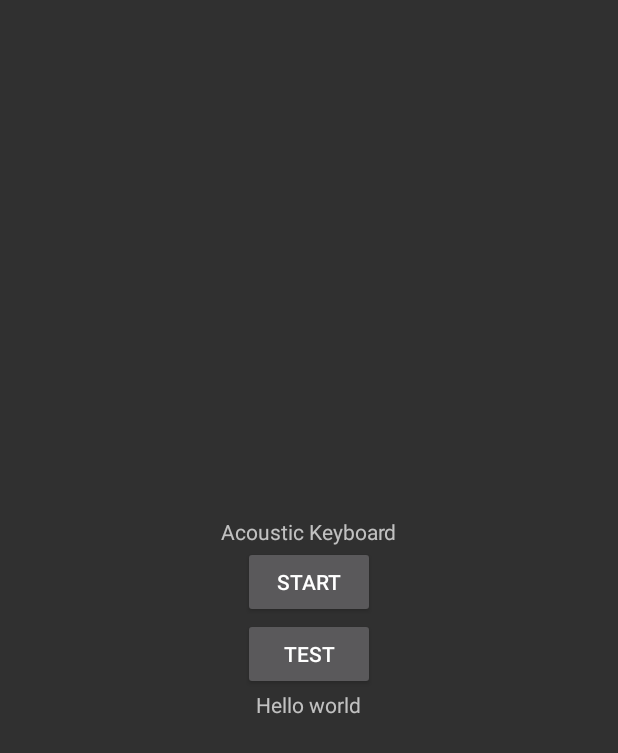
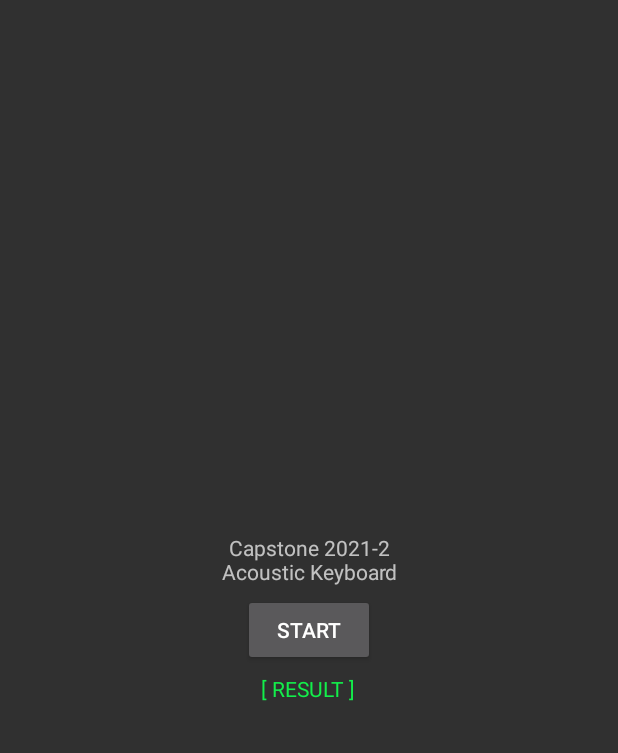
Before and after one commit to Capstone-1-2021-2/AcouKey-WearOS, an Android app: the screen it shows after launch (MainActivity), on a phone screen of 412 x 824 dp. Shown: the top 753 px of the screen. Run offline under Robolectric (Android 15) with nearby library versions, the phone set to English and light mode, and no system bars; libraries missing offline, so code that uses them is left out: com.github.squti.androidwaverecorder, io.wavebeans.lib, org.tensorflow.lite; plain views replace BoxInsetLayout; 6 statements that could not run were skipped.

Commit message:
Change App UI (December)

```diff
--- a/AcouKey/app/src/main/java/com/example/acoukey/MainActivity.kt
+++ b/AcouKey/app/src/main/java/com/example/acoukey/MainActivity.kt
@@ -192,18 +192,18 @@ class MainActivity : AppCompatActivity() {
 //            Log.d(LOG_TAG, "mStartRecording=" + mStartRecording)
         }
 
-        var mStartPlaying = true
-
-        val testButton: Button = findViewById(R.id.test_button)
-        testButton.setOnClickListener {
-            onPlay(mStartPlaying)
-            testButton.text = when (mStartPlaying) {
-                true -> "Stop"
-                false -> "Test"
-            }
-            mStartPlaying = !mStartPlaying
-//            Log.d(LOG_TAG, "mStartPlaying=" + mStartPlaying)
-        }
+//        var mStartPlaying = true
+//
+//        val testButton: Button = findViewById(R.id.test_button)
+//        testButton.setOnClickListener {
+//            onPlay(mStartPlaying)
+//            testButton.text = when (mStartPlaying) {
+//                true -> "Stop"
+//                false -> "Test"
+//            }
+//            mStartPlaying = !mStartPlaying
+////            Log.d(LOG_TAG, "mStartPlaying=" + mStartPlaying)
+//        }
     }
 
     override fun onStop() {
--- a/AcouKey/app/src/main/res/layout/activity_main.xml
+++ b/AcouKey/app/src/main/res/layout/activity_main.xml
@@ -12,7 +12,7 @@
     <LinearLayout
         android:layout_width="match_parent"
         android:layout_height="match_parent"
-        android:padding="5dp"
+        android:padding="10dp"
         android:orientation="vertical"
         android:gravity="center"
         app:layout_boxedEdges="all">
@@ -21,23 +21,28 @@
             android:id="@+id/title"
             android:layout_width="wrap_content"
             android:layout_height="wrap_content"
-            android:text="Acoustic Keyboard" />
+            android:text="Capstone 2021-2\nAcoustic Keyboard"
+            android:gravity="center"
+            android:textSize="14sp"/>
 
         <Button android:id="@+id/record_button"
             android:layout_width="wrap_content"
             android:layout_height="wrap_content"
+            android:layout_margin="5dp"
             android:text="Start"/>
 
-        <Button android:id="@+id/test_button"
-            android:layout_width="wrap_content"
-            android:layout_height="wrap_content"
-            android:text="Test"/>
+<!--        <Button android:id="@+id/test_button"-->
+<!--            android:layout_width="wrap_content"-->
+<!--            android:layout_height="wrap_content"-->
+<!--            android:text="Test"/>-->
 
         <TextView
             android:id="@+id/result"
             android:layout_width="wrap_content"
             android:layout_height="wrap_content"
-            android:text="Hello world" />
+            android:text="[ RESULT ]"
+            android:textSize="14sp"
+            android:textColor="#13ee4b"/>
 
     </LinearLayout>
 </androidx.wear.widget.BoxInsetLayout>
```
